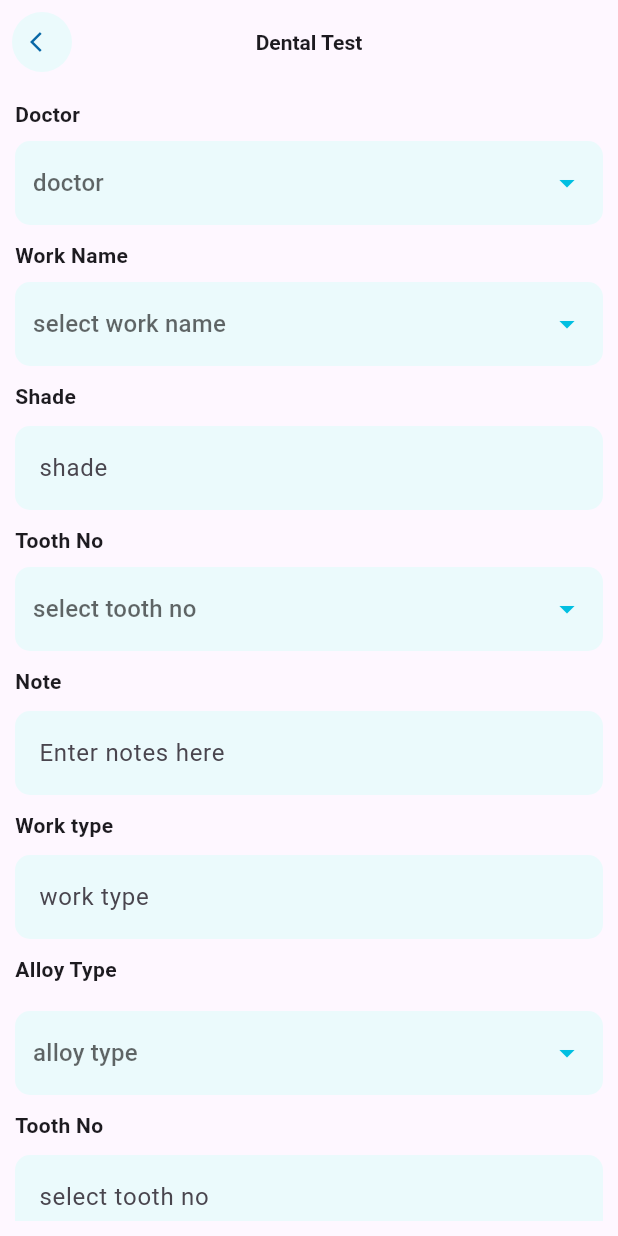
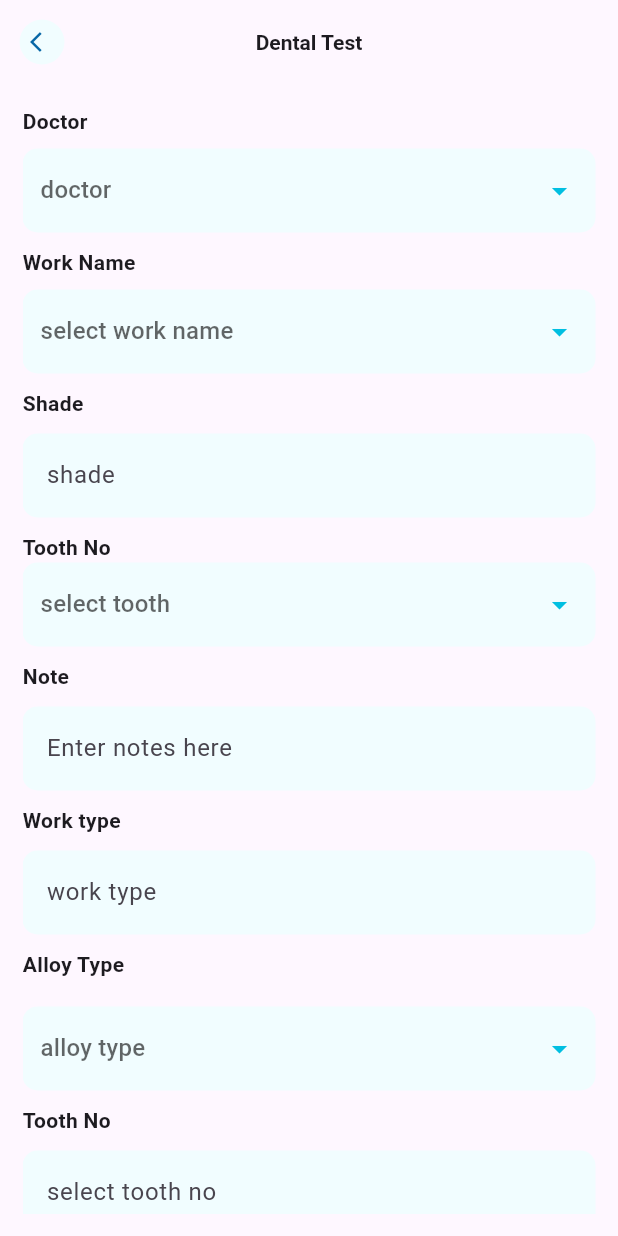
Before and after one commit to Muhammedsuhailv/cms_app_doctosmart, a Flutter app: the screen it shows after launch, on a phone screen of 412 x 824 dp. Run offline on Flutter 3.47's test engine with Material 3 defaults, Android fonts, the phone set to English and light mode, and no system bars.

Commit message:
second commit

```diff
--- a/lib/common/custom_dropdown.dart
+++ b/lib/common/custom_dropdown.dart
@@ -35,7 +35,7 @@ class _CustomDropdownState extends State<CustomDropdown> {
         Container(
           padding: EdgeInsets.symmetric(horizontal: 12.0, vertical: 4.0),
           decoration: BoxDecoration(
-            color: Color(0xffebfafc),
+            color: Color(0xffF1FDFF),
             borderRadius: BorderRadius.circular(10.0),
           ),
           child: DropdownButtonHideUnderline(
--- a/lib/common/custom_textfiled.dart
+++ b/lib/common/custom_textfiled.dart
@@ -9,7 +9,7 @@ class CustomTextfield extends StatelessWidget {
     return TextFormField(
       decoration: InputDecoration(
         filled: true,
-        fillColor: Color(0xffebfafc),
+        fillColor: Color(0xffF1FDFF),
         label: Text(label!),
         border: OutlineInputBorder(
           borderRadius: BorderRadius.circular(10),
--- /dev/null
+++ b/lib/common/widgets/tooth_selection_dropdwon.dart
@@ -0,0 +1,127 @@
+import 'package:flutter/material.dart';
+
+class ToothSelection extends StatefulWidget {
+  const ToothSelection({super.key});
+
+  @override
+  State<ToothSelection> createState() => _ToothSelectionState();
+}
+
+class _ToothSelectionState extends State<ToothSelection> {
+
+  final List<bool> selectedItems = List.filled(5, false);
+
+  final TextEditingController _searchController = TextEditingController();
+  String searchQuery = '';
+
+
+  final List<Map<String, dynamic>> items = [
+    {'image': 'assets/teeth.png', 'text': '3rd Molar (Wisdom tooth)', 'number': 30},
+    {'image': 'assets/teeth.png', 'text': '2nd Molar (12-yr molar)', 'number': 22},
+    {'image': 'assets/teeth.png', 'text': '1st Molar (6-yr molar)', 'number': 43},
+    {'image': 'assets/teeth.png', 'text': '2nd Bicuspid (2nd premolar)', 'number': 32},
+    {'image': 'assets/teeth2.png', 'text': '1st Bicuspid (1st premolar)', 'number': 32},
+  ];
+
+  List<Map<String, dynamic>> get filteredItems => items
+      .where((item) => item['text'].toLowerCase().contains(searchQuery.toLowerCase()))
+      .toList();
+
+  @override
+  void initState() {
+    super.initState();
+    _searchController.addListener(() {
+      setState(() {
+        searchQuery = _searchController.text;
+      });
+    });
+  }
+
+  @override
+  void dispose() {
+    _searchController.dispose();
+    super.dispose();
+  }
+
+  @override
+  Widget build(BuildContext context) {
+    return Container(
+      padding: EdgeInsets.symmetric(horizontal: 12.0, vertical: 4.0),
+      decoration: BoxDecoration(
+        color: Color(0xffF1FDFF),
+        borderRadius: BorderRadius.circular(10.0),
+      ),
+      child: DropdownButtonHideUnderline(
+        child: DropdownButton<String>(
+          isExpanded: true,
+          hint: const Text('select tooth'),
+          icon: const Icon(
+            Icons.arrow_drop_down,
+            color: Color(0xff01BFE1),
+            size: 24,
+          ),
+          items: [
+            DropdownMenuItem<String>(
+              enabled: false,
+              child: TextField(
+                controller: _searchController,
+                decoration: InputDecoration(
+                  filled: true,
+                  fillColor: Color(0xffF3F3F3),
+                  hintText: 'Search tooth',
+                  border: OutlineInputBorder(
+                  borderSide: BorderSide(color: Colors.transparent),
+                    borderRadius: BorderRadius.circular(7.0),
+                  ),
+                ),
+              ),
+            ),
+            ...filteredItems.map((item) {
+              final index = filteredItems.indexOf(item);
+
+              return DropdownMenuItem<String>(
+                value: item['text'] as String,
+                child: ListTile(
+                  leading: Image.asset(item['image'] as String, width: 40, height: 40),
+                  title: Text(item['text'] as String),
+                  trailing: Row(
+                    mainAxisSize: MainAxisSize.min,
+                    children: [
+                      Text(style: TextStyle(color: Color(0xff0867A6)),item['number'].toString()),
+                      SizedBox(width: 10,),
+                      Container(
+                        width: 13,
+                        height: 13,
+                        decoration: BoxDecoration(
+                          shape: BoxShape.circle,
+
+                          border: Border.all(
+                            color: selectedItems[index] ? Colors.blue : Color(0xff01BFE1),
+                            width: 2,
+                          ),
+                        ),
+                        child: selectedItems[index]
+                            ? Center(
+                          child: Container(
+                            width: 12,
+                            height: 12,
+                            decoration: BoxDecoration(
+                              shape: BoxShape.circle,
+                              color: Colors.blue,
+                            ),
+                          ),
+                        )
+                            : null,
+                      ),
+                    ],
+                  ),
+                ),
+              );
+            }).toList(),
+          ],
+          onChanged: (value) {},
+        ),
+      ),
+    );
+  }
+}
--- a/lib/features/dental/presentation/pages/dental_test_add.dart
+++ b/lib/features/dental/presentation/pages/dental_test_add.dart
@@ -4,6 +4,8 @@ import 'package:cms_app/common/custom_textfiled.dart';
 import 'package:cms_app/common/sized_box/sized_box.dart';
 import 'package:flutter/cupertino.dart';
 import 'package:flutter/material.dart';
+
+import '../../../../common/widgets/tooth_selection_dropdwon.dart';
 
 class DentalTestAdd extends StatefulWidget {
   const DentalTestAdd({super.key});
@@ -15,7 +17,6 @@ class DentalTestAdd extends StatefulWidget {
 class _DentalTestAddState extends State<DentalTestAdd> {
   String selectedDoctor = 'Doctor';
   String workName = 'work';
-  String toothName = 'tooth';
   String alloyType = 'alloy';
 
   @override
@@ -30,8 +31,8 @@ class _DentalTestAddState extends State<DentalTestAdd> {
         ),
         leading: IconButton(
           style: ButtonStyle(
-            minimumSize: WidgetStateProperty.all(Size(40, 40)),
-            backgroundColor: WidgetStateProperty.all(Color(0xffebfafc)),
+            minimumSize: WidgetStateProperty.all(Size(10, 10)),
+            backgroundColor: WidgetStateProperty.all(Color(0xffF1FDFF)),
           ),
           onPressed: () {},
           icon:const Center(
@@ -42,15 +43,15 @@ class _DentalTestAddState extends State<DentalTestAdd> {
             ),
           ),
           constraints:const BoxConstraints(
-            maxHeight: 40,
-            maxWidth: 40,
+            maxHeight: 30,
+            maxWidth: 30,
           ),
           padding: EdgeInsets.zero,
         ),
 
       ),
       body: Padding(
-        padding: const EdgeInsets.all(10.0),
+        padding: const EdgeInsets.all(15.0),
         child: SingleChildScrollView(
           child: Column(
             mainAxisAlignment: MainAxisAlignment.start,
@@ -92,21 +93,7 @@ class _DentalTestAddState extends State<DentalTestAdd> {
               ),
               SizedBoxes.smallSizedBox,
               const CustomText(text: "Tooth No"),
-              CustomDropdown(
-                hint: "select tooth no",
-                items: const [
-                  'Tooth one',
-                  'Tooth Two',
-                  'Tooth Three',
-                  'Tooth four',
-                ],
-                onChanged: (value) {
-                  setState(() {
-                    toothName = value!;
-                  });
-                },
-                value: toothName,
-              ),
+              ToothSelection(),
               SizedBoxes.smallSizedBox,
               const CustomText(text: "Note"),
               SizedBoxes.smallSizedBox,
@@ -158,7 +145,7 @@ class _DentalTestAddState extends State<DentalTestAdd> {
                       width: screenWidth*0.35,
                       decoration: BoxDecoration(
                           borderRadius: BorderRadius.circular(10),
-                          color: Color(0xffebfafc)),
+                          color: Color(0xffF1FDFF)),
                       child: Padding(
                         padding: const EdgeInsets.all(10.0),
                         child: Row(
@@ -181,7 +168,7 @@ class _DentalTestAddState extends State<DentalTestAdd> {
                         width: screenWidth*0.35,
                         decoration: BoxDecoration(
                             borderRadius: BorderRadius.circular(10),
-                            color: Color(0xffebfafc)),
+                            color: Color(0xffF1FDFF)),
                         child: Padding(
                           padding: const EdgeInsets.all(10.0),
                           child: Row(
@@ -201,9 +188,9 @@ class _DentalTestAddState extends State<DentalTestAdd> {
                 width: double.infinity,
                 decoration: BoxDecoration(
                     borderRadius: BorderRadius.circular(10),
-                    color: Color(0xffebfafc)),
-                child: Padding(
-                  padding: const EdgeInsets.all(10.0),
+                    color:const Color(0xffF1FDFF)),
+                child: const Padding(
+                  padding:  EdgeInsets.all(12.0),
                   child: Row(
                     mainAxisAlignment: MainAxisAlignment.spaceBetween,
                     children: [
@@ -212,7 +199,7 @@ class _DentalTestAddState extends State<DentalTestAdd> {
                     ],),
                 ),
               ),
-              SizedBoxes.smallSizedBox,
+              SizedBoxes.largeSizedBox,
               Center(
                   child: ElevatedButton(
                       style:const  ButtonStyle(
--- a/lib/main.dart
+++ b/lib/main.dart
@@ -1,3 +1,4 @@
+import 'package:cms_app/common/widgets/tooth_selection_dropdwon.dart';
 import 'package:cms_app/features/dental/presentation/pages/dental_test_add.dart';
 import 'package:flutter/material.dart';
 
@@ -17,7 +18,7 @@ class MyApp extends StatelessWidget {
         colorScheme: ColorScheme.fromSeed(seedColor: Colors.deepPurple),
         useMaterial3: true,
       ),
-      home:DentalTestAdd(),
+      home: DentalTestAdd(),
     );
   }
 }
```
Also changed, not shown: assets/teeth2.png (added).
